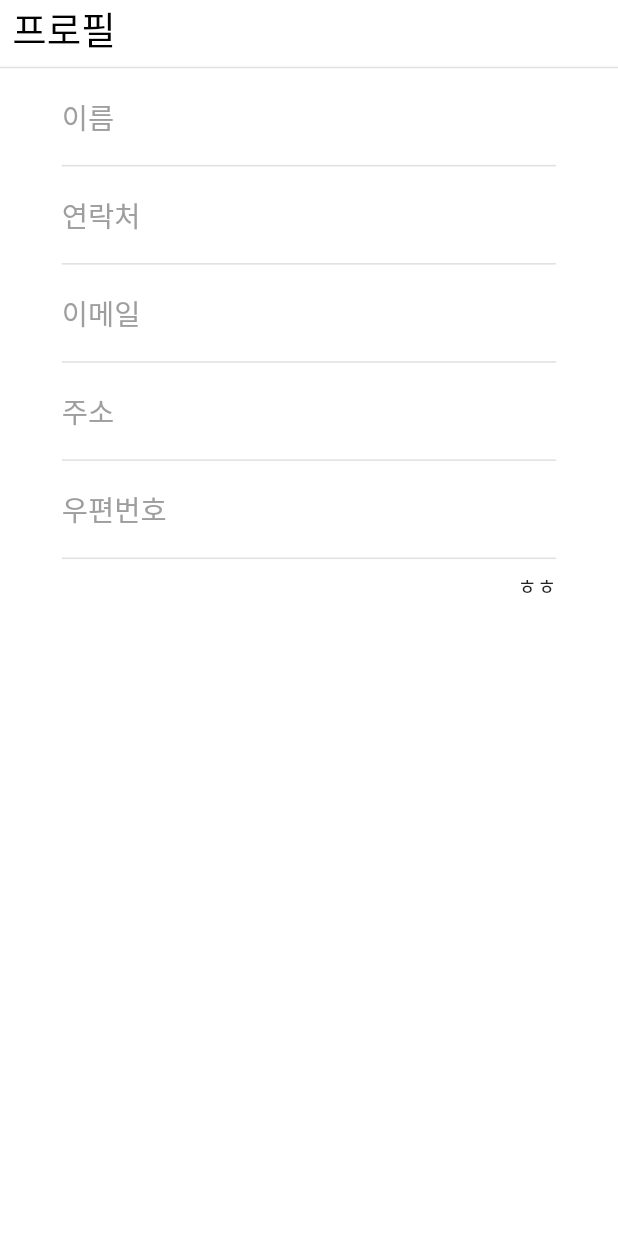
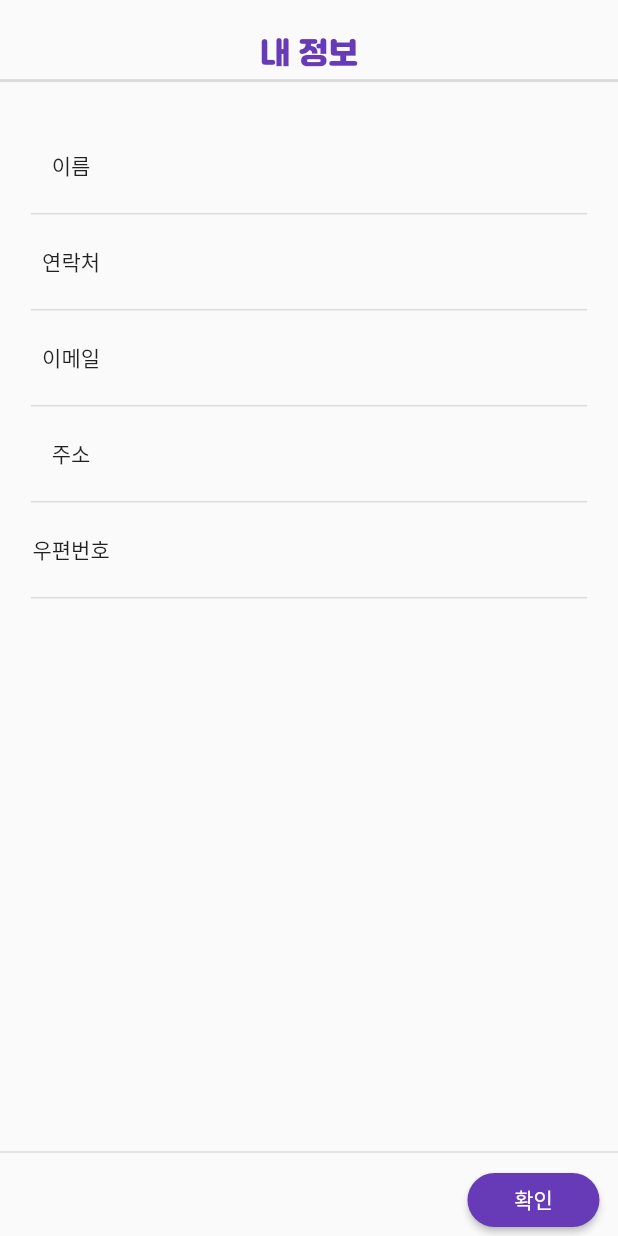
Before and after one commit to Yusang-park/Megapos, a Flutter app: the UserInfo screen opened directly, on a phone screen of 412 x 824 dp. Run offline on Flutter 3.47's test engine with Material 2 defaults, Android fonts, the phone set to English and light mode, and no system bars; our stand-ins replace cloud_firestore, firebase_core, flutter_tts; missing offline and left inert: iamport_flutter, nfc_in_flutter; accounts and stored records are empty.

Commit message:
유저화면

```diff
--- a/lib/Screen/UserInfo.dart
+++ b/lib/Screen/UserInfo.dart
@@ -6,10 +6,11 @@ class UserInfo extends StatefulWidget {
 }
 
 class _UserInfoState extends State<UserInfo> {
-  @override
-  void initiate() {
-    super.initState();
-  }
+  TextEditingController _searchController0 = TextEditingController();
+  TextEditingController _searchController1 = TextEditingController();
+  TextEditingController _searchController2 = TextEditingController();
+  TextEditingController _searchController3 = TextEditingController();
+  TextEditingController _searchController4 = TextEditingController();
 
   @override
   Widget build(BuildContext context) {
@@ -21,159 +22,163 @@ class _UserInfoState extends State<UserInfo> {
     final statusBarHeight = MediaQuery.of(context).padding.top;
 
     return Scaffold(
-        body: Container(
-            color: Colors.white,
-            child: Column(
-                mainAxisAlignment: MainAxisAlignment.start,
-                crossAxisAlignment: CrossAxisAlignment.start,
+      body: Column(
+        children: [
+          SizedBox(
+            height: height * 0.03,
+          ),
+          Text(
+            '내 정보',
+            style: Theme.of(context).textTheme.title,
+          ),
+          Divider(
+            thickness: 2,
+          ),
+          SizedBox(
+            height: height * 0.03,
+          ),
+          Padding(
+            padding: EdgeInsets.symmetric(horizontal: width * 0.05),
+            child: Column(children: [
+              Row(
+                crossAxisAlignment: CrossAxisAlignment.center,
+                mainAxisAlignment: MainAxisAlignment.center,
                 children: [
                   Container(
-                      padding: EdgeInsets.only(
-                          top: statusBarHeight, left: horizontal),
-                      child: Text(
-                        '프로필',
-                        style: TextStyle(fontSize: 25, color: Colors.black),
-                      )),
+                    child: Text('이름'),
+                    alignment: Alignment.center,
+                    width: width * 0.13,
+                  ),
+                  SizedBox(
+                    width: width * 0.1,
+                  ),
+                  Expanded(
+                      child: Container(
+                          child: TextField(
+                              controller: _searchController0,
+                              decoration: InputDecoration(
+                                border: InputBorder.none,
+                              )))),
+                ],
+              ),
+              Divider(
+                thickness: 1,
+              ),
+              Row(
+                crossAxisAlignment: CrossAxisAlignment.center,
+                mainAxisAlignment: MainAxisAlignment.center,
+                children: [
+                  Container(
+                    child: Text('연락처'),
+                    alignment: Alignment.center,
+                    width: width * 0.13,
+                  ),
+                  SizedBox(
+                    width: width * 0.1,
+                  ),
+                  Expanded(
+                      child: Container(
+                          child: TextField(
+                              controller: _searchController0,
+                              decoration: InputDecoration(
+                                border: InputBorder.none,
+                              )))),
+                ],
+              ),
+              Divider(
+                thickness: 1,
+              ),
+              Row(
+                crossAxisAlignment: CrossAxisAlignment.center,
+                mainAxisAlignment: MainAxisAlignment.center,
+                children: [
+                  Container(
+                    child: Text('이메일'),
+                    alignment: Alignment.center,
+                    width: width * 0.13,
+                  ),
+                  SizedBox(
+                    width: width * 0.1,
+                  ),
+                  Expanded(
+                      child: Container(
+                          child: TextField(
+                              controller: _searchController0,
+                              decoration: InputDecoration(
+                                border: InputBorder.none,
+                              )))),
+                ],
+              ),
+              Divider(
+                thickness: 1,
+              ),
+              Row(
+                crossAxisAlignment: CrossAxisAlignment.center,
+                mainAxisAlignment: MainAxisAlignment.center,
+                children: [
+                  Container(
+                    child: Text('주소'),
+                    alignment: Alignment.center,
+                    width: width * 0.13,
+                  ),
+                  SizedBox(
+                    width: width * 0.1,
+                  ),
+                  Expanded(
+                      child: Container(
+                          child: TextField(
+                              controller: _searchController0,
+                              decoration: InputDecoration(
+                                border: InputBorder.none,
+                              )))),
+                ],
+              ),
+              Divider(
+                thickness: 1,
+              ),
+              Row(
+                crossAxisAlignment: CrossAxisAlignment.center,
+                mainAxisAlignment: MainAxisAlignment.center,
+                children: [
+                  Container(
+                    child: Text('우편번호'),
+                    alignment: Alignment.center,
+                    width: width * 0.13,
+                  ),
+                  SizedBox(
+                    width: width * 0.1,
+                  ),
+                  Expanded(
+                      child: Container(
+                          child: TextField(
+                              controller: _searchController0,
+                              decoration: InputDecoration(
+                                border: InputBorder.none,
+                              )))),
+                ],
+              ),
+              Divider(
+                thickness: 1,
+              ),
+            ]),
+          ),
+          Spacer(
+            flex: 1,
+          ),
           Divider(
             thickness: 1,
           ),
           Padding(
-                    padding: EdgeInsets.only(
-                        left: width * 0.1,
-                        right: width * 0.1,
-                        top: statusBarHeight),
-                    child: Column(
-                      mainAxisAlignment: MainAxisAlignment.start,
-                      crossAxisAlignment: CrossAxisAlignment.start,
-                      children: [
-                        Row(
-                            mainAxisAlignment: MainAxisAlignment.start,
-                            children: [
-                              Text(
-                                '이름    ',
-                                style:
-                                    TextStyle(fontSize: 19, color: Colors.grey),
+              padding: EdgeInsets.only(right: width * 0.03),
+              child: Align(
+                child: RaisedButton(
+                  onPressed: () {},
+                  child: Text('확인'),
                 ),
-                              Container(
-                                padding:
-                                    EdgeInsets.only(left: width * 0.1, top: 20),
-                                width: width * 0.6,
-                                height: height * 0.06,
-                                child: TextField(
-                                  controller: TextEditingController(),
-                                  decoration:
-                                      InputDecoration.collapsed(hintText: ""),
-                                ),
-                              ),
-                            ]),
-                        Divider(
-                          thickness: 1,
-                        ),
-                        Row(
-                            mainAxisAlignment: MainAxisAlignment.start,
-                            children: [
-                              Text(
-                                '연락처',
-                                style:
-                                    TextStyle(fontSize: 19, color: Colors.grey),
-                              ),
-                              Container(
-                                padding:
-                                    EdgeInsets.only(left: width * 0.1, top: 20),
-                                width: width * 0.6,
-                                height: height * 0.06,
-                                child: TextField(
-                                  controller: TextEditingController(),
-                                  onChanged: (value) {},
-                                  decoration:
-                                      InputDecoration.collapsed(hintText: ""),
-                                ),
-                              ),
-                            ]),
-                        Divider(
-                          thickness: 1,
-                        ),
-                        Row(
-                            mainAxisAlignment: MainAxisAlignment.start,
-                            children: [
-                              Text(
-                                '이메일',
-                                style:
-                                    TextStyle(fontSize: 19, color: Colors.grey),
-                              ),
-                              Container(
-                                padding:
-                                    EdgeInsets.only(left: width * 0.1, top: 20),
-                                width: width * 0.6,
-                                height: height * 0.06,
-                                child: TextField(
-                                  controller: TextEditingController(),
-                                  onChanged: (value) {},
-                                  decoration:
-                                      InputDecoration.collapsed(hintText: ""),
-                                ),
-                              ),
-                            ]),
-                        Divider(
-                          thickness: 1,
-                        ),
-                        Row(
-                            mainAxisAlignment: MainAxisAlignment.start,
-                            children: [
-                              Text(
-                                '주소    ',
-                                style:
-                                    TextStyle(fontSize: 19, color: Colors.grey),
-                              ),
-                              Container(
-                                padding:
-                                    EdgeInsets.only(left: width * 0.1, top: 20),
-                                width: width * 0.6,
-                                height: height * 0.06,
-                                child: TextField(
-                                  controller: TextEditingController(),
-                                  onChanged: (value) {},
-                                  decoration:
-                                      InputDecoration.collapsed(hintText: ""),
-                                ),
-                              ),
-                            ]),
-                        Divider(
-                          thickness: 1,
-                        ),
-                        Row(
-                            mainAxisAlignment: MainAxisAlignment.start,
-                            children: [
-                              Text(
-                                '우편번호',
-                                style:
-                                    TextStyle(fontSize: 19, color: Colors.grey),
-                              ),
-                              Container(
-                                padding: EdgeInsets.only(
-                                    left: width * 0.07, top: 20),
-                                width: width * 0.6,
-                                height: height * 0.06,
-                                child: TextField(
-                                  controller: TextEditingController(),
-                                  onChanged: (value) {},
-                                  decoration:
-                                      InputDecoration.collapsed(hintText: ""),
-                                ),
-                              ),
-                            ]),
-                        Divider(
-                          thickness: 1,
-                        ),
-                        Align(
                 alignment: Alignment.centerRight,
-                            child: Padding(
-                              padding: EdgeInsets.only(bottom: 10),
-                              child: Text("ㅎㅎ"),
-                            )),
+              ))
         ],
       ),
-                  ),
-                ])));
+    );
   }
 }
```
Lines whose indentation alone changed are shown as unchanged.
